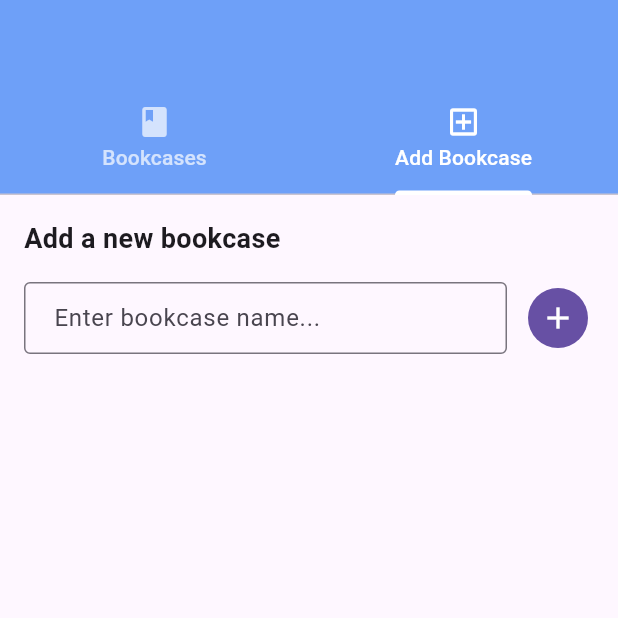
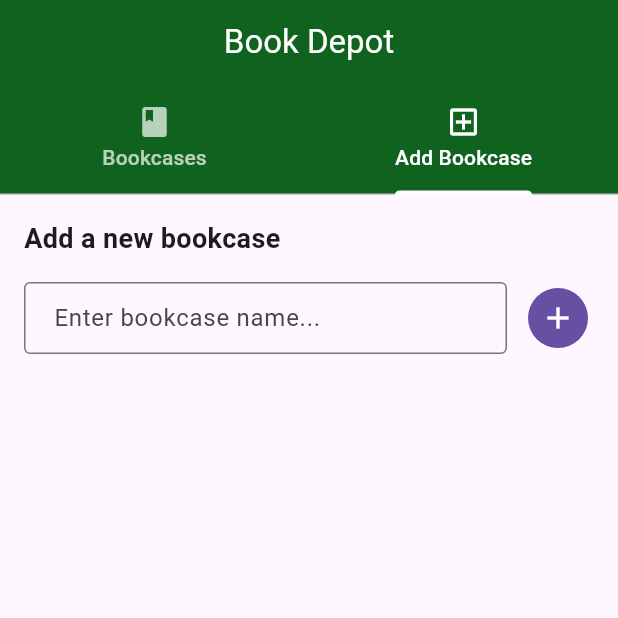
Before and after one commit to gate-crash/book-depot, a Flutter app: the screen it shows after launch, tab 2 chosen, after a tap on the "add" icon, on a phone screen of 412 x 824 dp, the top half of it. Run offline on Flutter 3.47's test engine with Material 3 defaults, Android fonts, the phone set to English and light mode, and no system bars; network calls fail.

Commit message:
major ui updates for main and bookcase widgets

```diff
--- a/bookdepot-client/lib/api/server_api_service.dart
+++ b/bookdepot-client/lib/api/server_api_service.dart
@@ -3,12 +3,13 @@ import 'package:http/http.dart' as http;
 final String api_host = 'http://192.168.1.41:8000';
 class ServerApiGet {
   Future<Map<String, dynamic>> serverDataGet(String endpoint, Map<String, dynamic> data) async {
-    final url = Uri.parse('$api_host$endpoint');
+    final Map<String, String> queryBody = data.map((key, value) => MapEntry(key, value.toString()));
+    final url = Uri.parse('$api_host$endpoint').replace(queryParameters: queryBody);
     var response = await http.get(url);
     if (response.statusCode == 200) {
       return jsonDecode(response.body) as Map<String, dynamic>;
     } else {
-      throw Exception('Failed to load data (${response.statusCode})');
+      throw Exception('Failed to load data (${response.body})');
     }
   }
 }
--- a/bookdepot-client/lib/dataModels/bookcases_widget.dart
+++ b/bookdepot-client/lib/dataModels/bookcases_widget.dart
@@ -49,11 +49,11 @@ class _BookcasesGetState extends State<BookcasesGet> {
           child: GridView.builder(
             padding: const EdgeInsets.symmetric(horizontal: 10.0),
             itemCount: bookcases.length,
-            gridDelegate: const SliverGridDelegateWithFixedCrossAxisCount(
-              crossAxisCount: 2,
-              crossAxisSpacing: 10.0,
-              mainAxisExtent: 200.0, // Set a fixed height for each grid item
-              mainAxisSpacing: 10.0,
+            gridDelegate: const SliverGridDelegateWithMaxCrossAxisExtent(
+              maxCrossAxisExtent: 375.0,
+              crossAxisSpacing: 5.0,
+              childAspectRatio: 0.7,// Set a fixed height for each grid item
+              mainAxisSpacing: 5.0,
             ),
             itemBuilder: (context, index) {
               final bookcase = bookcases[index];
@@ -71,13 +71,14 @@ class _BookcasesGetState extends State<BookcasesGet> {
                   );
                 },
                 child: Container(
-                  color: Colors.blue,
+                  color: const Color.fromARGB(255, 69, 140, 199),
                   child: Column(
+                    mainAxisSize: MainAxisSize.min,
                     children: [
                       Expanded(
                         child: Image.asset(
                           'assets/images/bookcase.png',
-                          fit: BoxFit.contain,
+                          fit: BoxFit.fill,
                         ),
                       ),
                       Padding(
--- a/bookdepot-client/lib/dataModels/shelf_add_widget.dart
+++ b/bookdepot-client/lib/dataModels/shelf_add_widget.dart
@@ -44,7 +44,7 @@ class _ShelfAddState extends State<ShelfAdd> {
                 icon: const Icon(Icons.add),
                 onPressed: () async {
                   final api = ServerApiPost();
-                  final response1 = await api('/shelf/add', {'case_id': widget.bookcaseId,
+                  final response1 = await api('/shelf/add', {'bookcase': widget.bookcaseId,
                   });
                   if (context.mounted) {
                   ScaffoldMessenger.of(context).showSnackBar(
--- a/bookdepot-client/lib/dataModels/shelves_widget.dart
+++ b/bookdepot-client/lib/dataModels/shelves_widget.dart
@@ -26,7 +26,7 @@ class _ShelvesGetState extends State<ShelvesGet> {
   @override
   void initState() {
     super.initState();
-    _dataFuture = _serverApiService.serverDataGet('/shelves', {"id": widget.bookcaseId});
+    _dataFuture = _serverApiService.serverDataGet('/shelves', {"bookcase": widget.bookcaseId});
   }
 
   @override
--- a/bookdepot-client/lib/main.dart
+++ b/bookdepot-client/lib/main.dart
@@ -17,7 +17,9 @@ class BookDepot extends StatelessWidget {
         length: 2,
         child: Scaffold(
           appBar: AppBar(
-            backgroundColor: const Color.fromARGB(255, 110, 160, 248),
+            title: const Text('Book Depot'),
+            centerTitle: true,
+            backgroundColor: const Color.fromARGB(255, 16, 99, 30),
             foregroundColor: Colors.white,
             bottom: const TabBar(
               labelColor: Colors.white,
```
